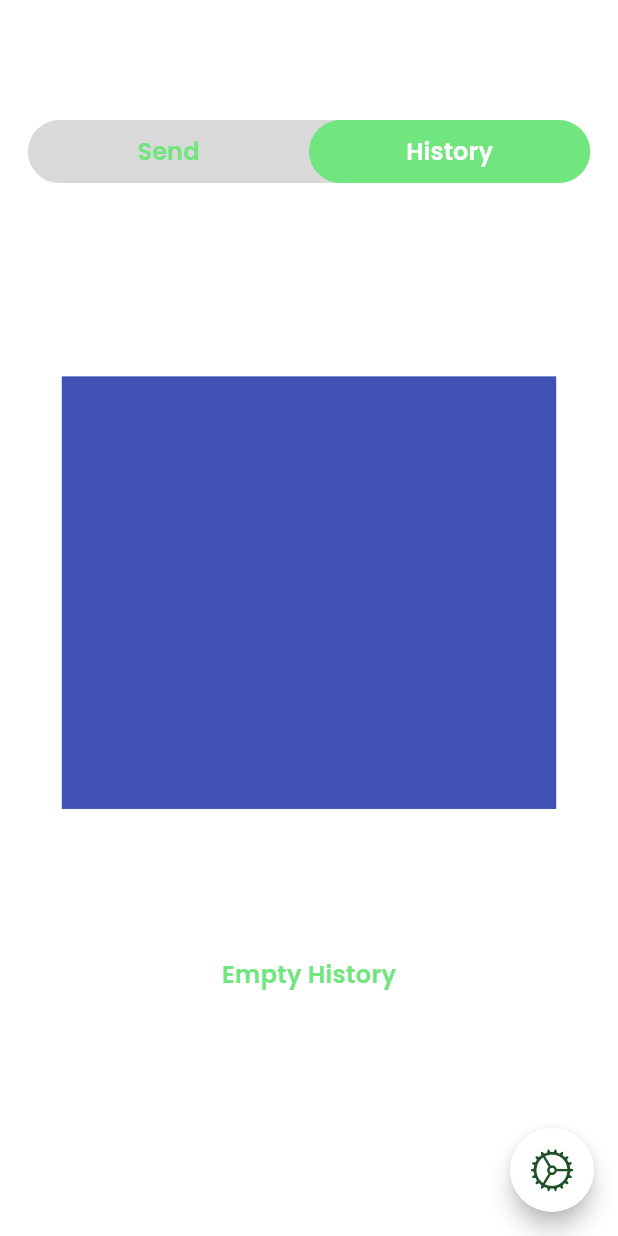
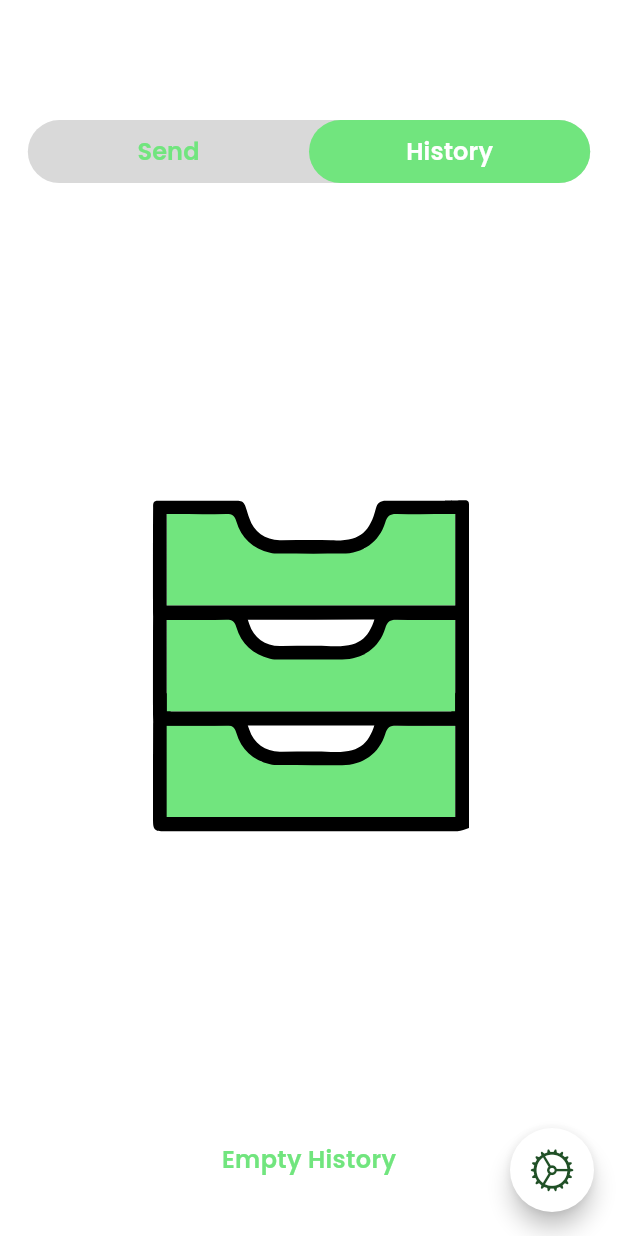
Before and after one commit to monzir3bdo/whatsapp_direct_message, a Flutter app: the screen it shows after launch, tab 2 chosen, on a phone screen of 412 x 824 dp. Run offline on Flutter 3.47's test engine with Material 3 defaults, Android fonts, the phone set to English and light mode, and no system bars; our stand-ins replace bloc, flutter_bloc, flutter_svg, freezed_annotation, gap, hive and 3 more; accounts and stored records are empty.

Commit message:
Add Animation for Empty History Widget

```diff
--- a/lib/widgets/history/empty_history_widget.dart
+++ b/lib/widgets/history/empty_history_widget.dart
@@ -1,10 +1,12 @@
-import 'package:whatsapp_direct_message/core/localization/lang_keys.dart';
 import 'package:flutter/material.dart';
 import 'package:gap/gap.dart';
+import 'package:lottie/lottie.dart';
 import 'package:whatsapp_direct_message/core/extensions/build_context_extension.dart';
-import 'package:whatsapp_direct_message/core/extensions/string_extension.dart';
+import 'package:whatsapp_direct_message/core/localization/lang_keys.dart';
 import 'package:whatsapp_direct_message/core/theme/app_text_styels.dart';
 import 'package:whatsapp_direct_message/core/theme/colors.dart';
+
+import '../../generated/assets.dart';
 
 class EmptyHistoryWidget extends StatelessWidget {
   const EmptyHistoryWidget({super.key});
@@ -14,11 +16,7 @@ class EmptyHistoryWidget extends StatelessWidget {
     return Column(
       children: [
         Gap(context.height * 0.12),
-        Container(
-          width: context.width * 0.8,
-          height: context.height * 0.35,
-          color: Colors.indigo,
-        ),
+        Lottie.asset(Assets.animationsEmpty, repeat: false),
         Gap(context.height * 0.12),
         Text(
           context.translate(LangKeys.emptyHistory),
```
Also changed, not shown: lib/generated/assets.dart.
